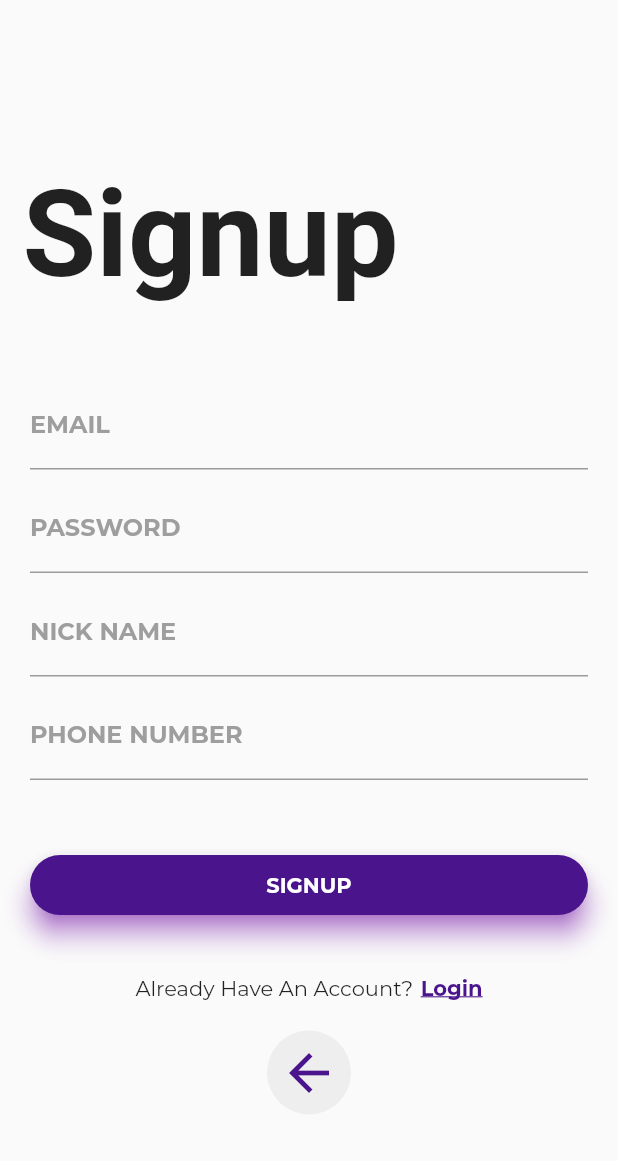
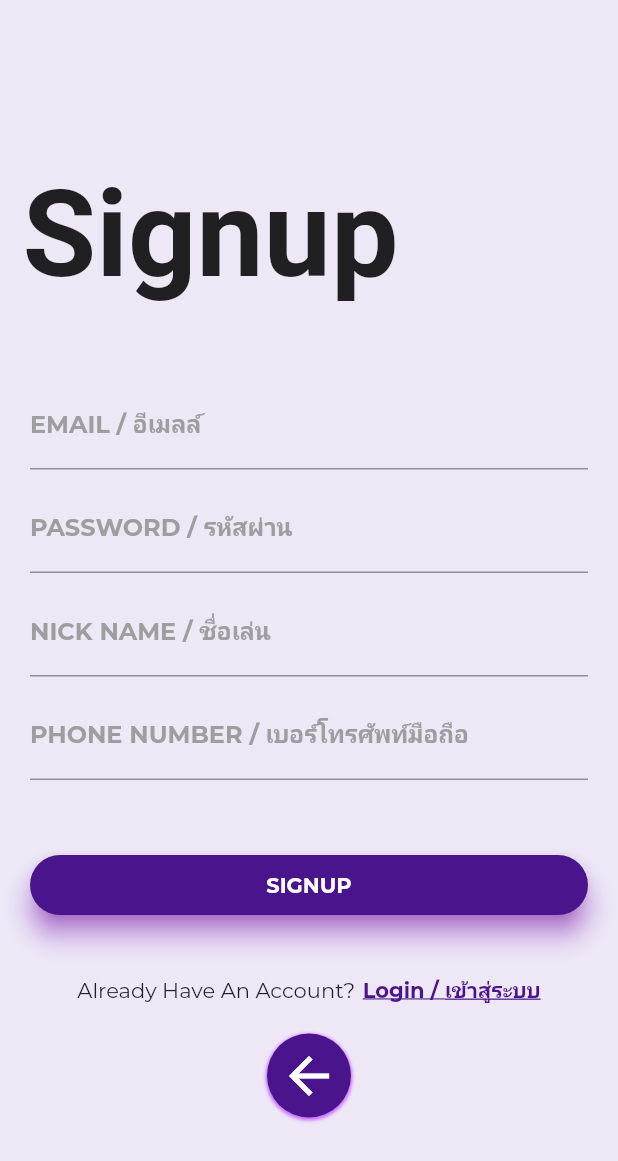
Before and after one commit to narangkevin/xn-livescore, a Flutter app: the Register screen opened directly, on a phone screen of 412 x 824 dp. Shown: the top 1161 px of the screen. Run offline on Flutter 3.47's test engine with Material 2 defaults, Android fonts, the phone set to English and light mode, and no system bars; our stand-ins replace firebase_auth, firebase_database, firebase_remote_config, flutter_spinkit, logger, shared_preferences; missing offline and left inert: flutter_line_sdk; accounts and stored records are empty; project files that could hold a hidden picture were left out.

Commit message:
added thai language in forms

```diff
--- a/lib/screens/authenticate/pushRegister.dart
+++ b/lib/screens/authenticate/pushRegister.dart
@@ -42,7 +42,8 @@ class PushRegister extends StatelessWidget {
                         children: <Widget>[
                           Expanded(
                             flex: 2,
-                            child: Image.asset('assets/images/ic_premier_league.jpg'),
+                            child: Image.asset(
+                                'assets/images/ic_premier_league.jpg'),
                           ),
                           Expanded(
                             flex: 2,
@@ -141,7 +142,7 @@ class PushRegister extends StatelessWidget {
 //                            color: Colors.purple[100],
 //                          ),
                         InkWell(
-                          onTap: (){
+                          onTap: () {
                             Navigator.pushReplacement(
                                 context,
                                 new MaterialPageRoute(
--- a/lib/screens/authenticate/register.dart
+++ b/lib/screens/authenticate/register.dart
@@ -27,6 +27,7 @@ class _RegisterState extends State<Register> {
     return loading
         ? Loading()
         : Scaffold(
+      backgroundColor: Colors.deepPurple[50],
             resizeToAvoidBottomPadding: false,
             body:
                 Column(crossAxisAlignment: CrossAxisAlignment.start, children: <
@@ -63,7 +64,7 @@ class _RegisterState extends State<Register> {
                       children: <Widget>[
                         TextFormField(
                           decoration: InputDecoration(
-                              labelText: 'EMAIL',
+                              labelText: 'EMAIL / อีเมลล์',
                               labelStyle: TextStyle(
                                   fontFamily: 'Montserrat',
                                   fontWeight: FontWeight.bold,
@@ -76,7 +77,7 @@ class _RegisterState extends State<Register> {
                           validator: (val) => !val.contains('@') |
                                   !val.contains('.com') |
                                   val.isEmpty
-                              ? 'Enter a valid email'
+                              ? 'Enter a valid email / ใส่อีเมลที่ถูกต้อง'
                               : null,
                           onChanged: (val) {
                             setState(() => email = val);
@@ -85,7 +86,7 @@ class _RegisterState extends State<Register> {
                         SizedBox(height: 10.0),
                         TextFormField(
                           decoration: InputDecoration(
-                              labelText: 'PASSWORD ',
+                              labelText: 'PASSWORD / รหัสผ่าน',
                               labelStyle: TextStyle(
                                   fontFamily: 'Montserrat',
                                   fontWeight: FontWeight.bold,
@@ -95,7 +96,7 @@ class _RegisterState extends State<Register> {
                                       BorderSide(color: Colors.purple[900]))),
                           obscureText: true,
                           validator: (val) => val.length < 6
-                              ? 'Enter a password with at least "6 (SIX)" characters'
+                              ? 'Enter at least "6 (SIX)" characters / กรอกรหัสผ่านที่ประกอบด้วยอักขระอย่างน้อย 6 ตัว'
                               : null,
                           onChanged: (val) {
                             setState(() => password = val);
@@ -104,7 +105,7 @@ class _RegisterState extends State<Register> {
                         SizedBox(height: 10.0),
                         TextFormField(
                           decoration: InputDecoration(
-                              labelText: 'NICK NAME ',
+                              labelText: 'NICK NAME / ชื่อเล่น',
                               labelStyle: TextStyle(
                                   fontFamily: 'Montserrat',
                                   fontWeight: FontWeight.bold,
@@ -113,7 +114,7 @@ class _RegisterState extends State<Register> {
                                   borderSide:
                                       BorderSide(color: Colors.purple[900]))),
                           validator: (val) =>
-                              val.length < 1 ? 'Enter a nick name' : null,
+                              val.length < 1 ? 'Enter a nick name / กรอกชื่อเล่น' : null,
                           onChanged: (val) {
                             setState(() => name = val);
                           },
@@ -121,7 +122,7 @@ class _RegisterState extends State<Register> {
                         SizedBox(height: 10.0),
                         TextFormField(
                           decoration: InputDecoration(
-                              labelText: 'PHONE NUMBER ',
+                              labelText: 'PHONE NUMBER / เบอร์โทรศัพท์มือถือ',
                               labelStyle: TextStyle(
                                   fontFamily: 'Montserrat',
                                   fontWeight: FontWeight.bold,
@@ -130,7 +131,7 @@ class _RegisterState extends State<Register> {
                                   borderSide:
                                       BorderSide(color: Colors.purple[900]))),
                           validator: (val) =>
-                              val.length < 10 ? 'Enter a phone number' : null,
+                              val.length < 10 ? 'Enter a phone number / กรอกเบอร์โทรศัพท์มือถือ' : null,
                           onChanged: (val) {
                             setState(() => phone = val);
                           },
@@ -254,7 +255,7 @@ class _RegisterState extends State<Register> {
                                             new SignIn()));
                               },
                               child: Text(
-                                'Login',
+                                'Login / เข้าสู่ระบบ',
                                 style: TextStyle(
                                     color: Colors.purple[900],
                                     fontFamily: 'Montserrat',
@@ -273,12 +274,20 @@ class _RegisterState extends State<Register> {
                               Container(
                                 decoration: BoxDecoration(
                                   shape: BoxShape.circle,
-                                  color: Colors.grey[200],
+                                  color: Colors.purple[900],
+                                  boxShadow: [
+                                    BoxShadow(
+                                      color: Colors.purpleAccent[700].withOpacity(0.5),
+                                      spreadRadius: 1,
+                                      blurRadius: 1,
+                                      offset: Offset(0, 1),
+                                    ),
+                                  ],
                                 ),
                                 child: IconButton(
                                   icon: Icon(Icons.arrow_back),
                                   tooltip: 'Go Back',
-                                  color: Colors.purple[900],
+                                  color: Colors.white,
                                   hoverColor: Colors.purple[400],
                                   iconSize: 40,
                                   onPressed: () {
--- a/lib/screens/home/profile.dart
+++ b/lib/screens/home/profile.dart
@@ -166,7 +166,7 @@ class _ProfileState extends State<Profile> {
 //                            ),
                           SizedBox(width: 10.0),
                           Center(
-                            child: Text('LINE Login',
+                            child: Text('Link LINE Account',
                                 style: TextStyle(
                                     color: Colors.green,
                                     fontWeight: FontWeight.bold,
```
Also changed, not shown: lib/screens/authenticate/sign_in.dart (+17 -8 lines). Lines whose indentation alone changed are shown as unchanged.
